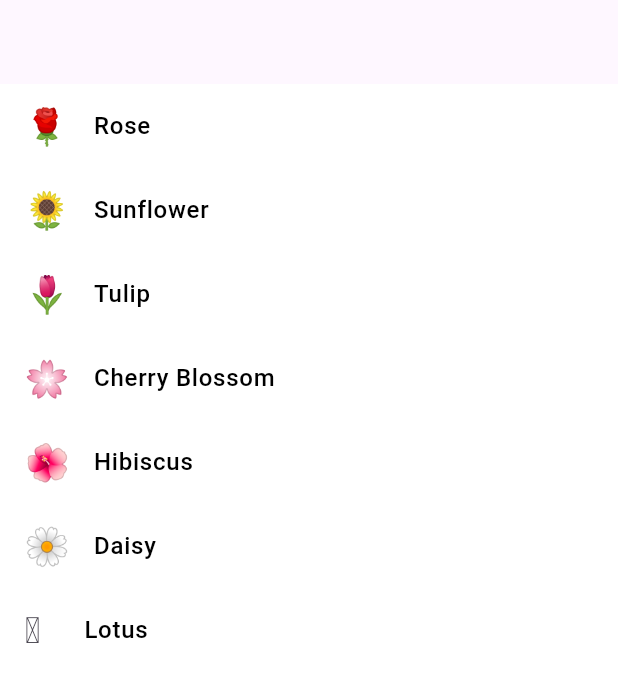
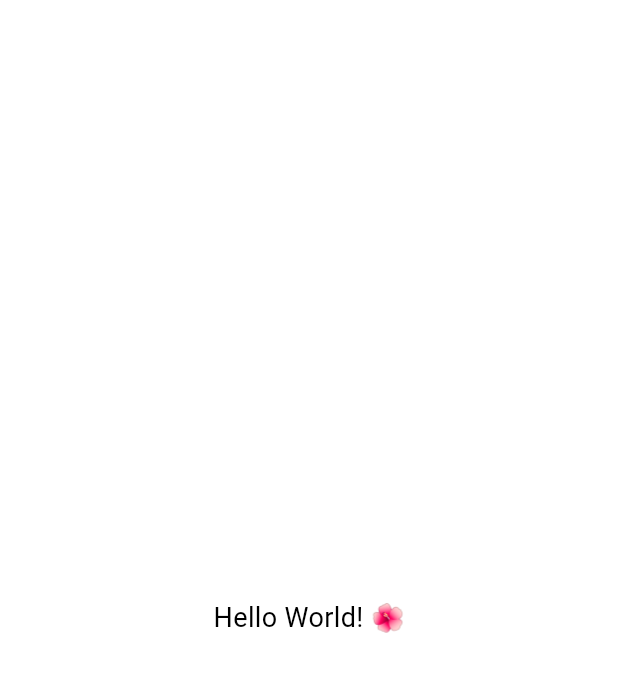
Before and after one commit to Bromelia-Studio/bromelia_flutter_cli, a Flutter app: the screen it shows after launch, on a phone screen of 412 x 824 dp. Shown: the top 682 px of the screen. Run offline on Flutter 3.47's test engine with Material 3 defaults, Android fonts, the phone set to English and light mode, and no system bars; our stand-ins replace go_router; missing offline and left inert: theme_tailor_annotation.

Commit message:
Remove example functionality
This commit removes the example "Flowers" functionality, including its models, data sources, repositories, Cubit, and associated UI components. The `HomePage` has been simplified to display "Hello World! 🌺". The `CommonButton` widget has also been removed.

Dependencies related to this example (`json_annotation`, `json_serializable`, `bloc`, `flutter_bloc`) have been removed from `pubspec.yaml` and `pubspec.lock`.

```diff
--- a/template/flutter_app/lib/features/home/data/datasources/remote/flowers_remote_datasource.dart
+++ /dev/null
@@ -1,20 +0,0 @@
-import '../../../../../models/flower.dart';
-
-class FlowersRemoteDatasource {
-  // Simulate network call
-  Future<List<Flower>> fetchFlowers() async {
-    await Future.delayed(const Duration(milliseconds: 500));
-
-    final response = [
-      {"name": "Rose", "emoji": "🌹"},
-      {"name": "Sunflower", "emoji": "🌻"},
-      {"name": "Tulip", "emoji": "🌷"},
-      {"name": "Cherry Blossom", "emoji": "🌸"},
-      {"name": "Hibiscus", "emoji": "🌺"},
-      {"name": "Daisy", "emoji": "🌼"},
-      {"name": "Lotus", "emoji": "🪷"},
-    ];
-
-    return response.map((json) => Flower.fromJson(json)).toList();
-  }
-}
--- a/template/flutter_app/lib/features/home/data/repositories/flowers_repository.dart
+++ /dev/null
@@ -1,10 +0,0 @@
-import '../../../../models/flower.dart';
-import '../datasources/remote/flowers_remote_datasource.dart';
-
-class FlowersRepository {
-  final remoteDatasource = FlowersRemoteDatasource();
-
-  Future<List<Flower>> fetchFlowers() {
-    return remoteDatasource.fetchFlowers();
-  }
-}
--- a/template/flutter_app/lib/features/home/presentation/cubit/home_cubit.dart
+++ /dev/null
@@ -1,23 +0,0 @@
-import 'package:bloc/bloc.dart';
-
-import '../../../../models/flower.dart';
-import '../../data/repositories/flowers_repository.dart';
-
-part 'home_state.dart';
-
-class home_cubit extends Cubit<HomeState> {
-  home_cubit() : super(HomeState());
-
-  final repository = FlowersRepository();
-
-  Future<void> fetchFlowers() async {
-    try {
-      emit(state.copyWith(isLoading: true));
-      final List<Flower> flowers = await repository.fetchFlowers();
-      emit(state.copyWith(isLoading: false, flowers: flowers));
-    } catch (e) {
-      emit(state.copyWith(isLoading: false, errorMessage: 'An error occurred'));
-      rethrow;
-    }
-  }
-}
--- a/template/flutter_app/lib/features/home/presentation/cubit/home_state.dart
+++ /dev/null
@@ -1,25 +0,0 @@
-part of 'home_cubit.dart';
-
-class HomeState {
-  final List<Flower> flowers;
-  final bool isLoading;
-  final String? errorMessage;
-
-  const HomeState({
-    this.flowers = const [],
-    this.isLoading = false,
-    this.errorMessage,
-  });
-
-  HomeState copyWith({
-    List<Flower>? flowers,
-    bool? isLoading,
-    String? errorMessage,
-  }) {
-    return HomeState(
-      flowers: flowers ?? this.flowers,
-      isLoading: isLoading ?? this.isLoading,
-      errorMessage: errorMessage ?? this.errorMessage,
-    );
-  }
-}
--- a/template/flutter_app/lib/features/home/presentation/pages/home_page.dart
+++ b/template/flutter_app/lib/features/home/presentation/pages/home_page.dart
@@ -1,63 +1,22 @@
 import 'package:flutter/material.dart';
-import 'package:flutter_bloc/flutter_bloc.dart';
 
 import '../../../../core/theme/palette.dart';
-import '../cubit/home_cubit.dart';
 
-class HomePage extends StatefulWidget {
+class HomePage extends StatelessWidget {
   const HomePage({super.key});
 
-  static const String route = 'flowers';
+  static const String route = 'home';
 
   @override
-  State<HomePage> createState() => _HomePageState();
-}
-
-class _HomePageState extends State<HomePage> {
-  @override
   Widget build(BuildContext context) {
-    return BlocProvider(
-      create: (BuildContext context) => home_cubit()..fetchFlowers(),
-      child: Scaffold(
-        appBar: AppBar(),
-        body: BlocBuilder<home_cubit, HomeState>(
-          builder: (context, state) {
-            if(state.isLoading){
-              return const Center(
-                child: CircularProgressIndicator(),
-              );
-            }
-            if(state.errorMessage != null){
-              return Center(
-                child: Text(
-                  state.errorMessage!,
-                  style: TextStyle(
-                    color: context.palette.onBackground,
-                    fontSize: 16,
-                    fontWeight: FontWeight.w500,
-                  ),
-                ),
-              );
-            }
-            return ListView.builder(
-              itemCount: state.flowers.length,
-              itemBuilder: (context, index) {
-                final flower = state.flowers[index];
-                return ListTile(
-                  leading: Text(flower.emoji, style: TextStyle(fontSize: 24),),
-                  title: Text(
-                    flower.name,
-                    style: TextStyle(
-                      color: context.palette.onBackground,
-                      fontSize: 16,
-                      fontWeight: FontWeight.w500,
-                    ),
-                  ),
-                );
-              },
-            );
-
-          },
+    return Scaffold(
+      body: Center(
+        child: Text(
+          'Hello World! 🌺',
+          style: TextStyle(
+            color: context.palette.onBackground,
+            fontSize: 18,
+          ),
         ),
       ),
     );
--- a/template/flutter_app/lib/models/flower.dart
+++ /dev/null
@@ -1,17 +0,0 @@
-import 'package:json_annotation/json_annotation.dart';
-
-part 'flower.g.dart';
-@JsonSerializable()
-class Flower{
-  final String name;
-  final String emoji;
-
-  Flower({
-    required this.name,
-    required this.emoji,
-  });
-
-  factory Flower.fromJson(Map<String, dynamic> json) => _$FlowerFromJson(json);
-
-  Map<String, dynamic> toJson() => _$FlowerToJson(this);
-}
--- a/template/flutter_app/pubspec.yaml
+++ b/template/flutter_app/pubspec.yaml
@@ -12,9 +12,6 @@ dependencies:
 
   go_router: ^16.2.4
   theme_tailor_annotation: ^3.1.1
-  json_annotation: ^4.9.0
-  bloc: ^9.0.1
-  flutter_bloc: ^9.1.1
 
 dev_dependencies:
   flutter_test:
@@ -22,7 +19,6 @@ dev_dependencies:
   build_runner: ^2.8.0
   flutter_lints: ^6.0.0
   theme_tailor: ^3.1.1
-  json_serializable: ^6.11.1
 
 flutter:
   uses-material-design: true
```
Also changed, not shown: template/flutter_app/lib/core/components/common_button.dart (deleted, +0 -32 lines), template/flutter_app/lib/models/flower.g.dart (deleted), template/flutter_app/pubspec.lock.
